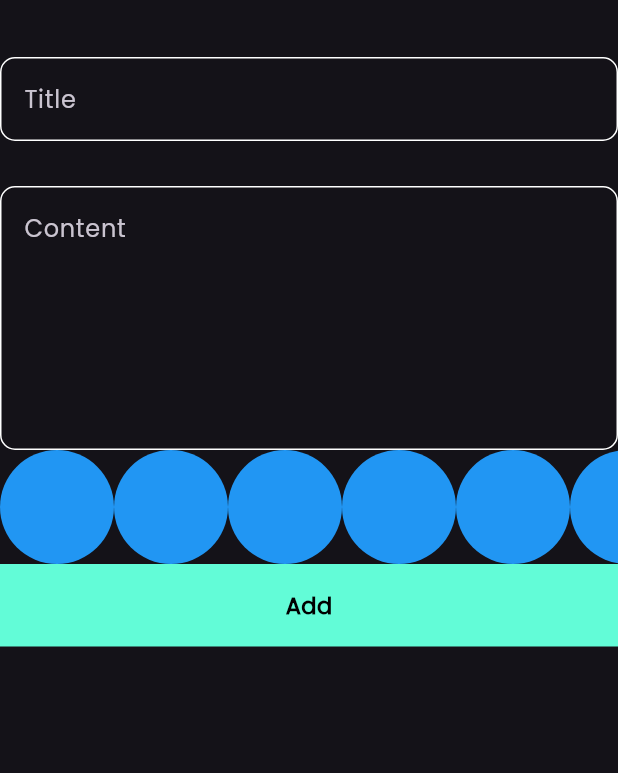
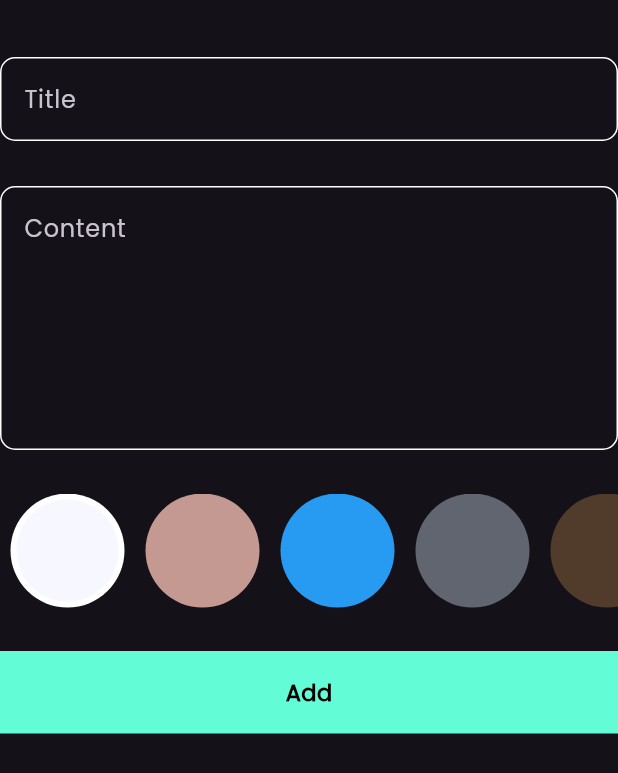
Before and after one commit to iYoussefAdly/notes_app, a Flutter app: the AddNoteForm widget shown alone on an empty page, opened directly, on a phone screen of 412 x 824 dp. Shown: the top 773 px of the screen. Run offline on Flutter 3.47's test engine with Material 3 defaults, Android fonts, the phone set to English and light mode, and no system bars; our stand-ins replace bloc, flutter_bloc, hive, hive_flutter; accounts and stored records are empty.

Commit message:
finish ColorsListView

```diff
--- a/lib/widgets/add_note_form.dart
+++ b/lib/widgets/add_note_form.dart
@@ -42,7 +42,10 @@ class _AddNoteFormState extends State<AddNoteForm> {
               subtitle = value;
             },
           ),
-              ColorsListView(),
+              Padding(
+                padding: const EdgeInsets.symmetric(vertical: 29),
+                child: ColorsListView(),
+              ),
           BlocBuilder<AddNoteCubit, AddNoteState>(
             builder: (context, state) {
               return CustomButton(
--- a/lib/widgets/colors_list_view.dart
+++ b/lib/widgets/colors_list_view.dart
@@ -1,26 +1,58 @@
 import 'package:flutter/material.dart';
 
 class ColorItem extends StatelessWidget {
-  const ColorItem({super.key});
-
+  const ColorItem({super.key, required this.isActive, required this.color});
+  final bool isActive;
+  final Color color;
   @override
   Widget build(BuildContext context) {
-    return CircleAvatar(radius: 38, backgroundColor: Colors.blue);
+    return isActive
+        ? CircleAvatar(
+          radius: 38,
+          backgroundColor: Colors.white,
+          child: CircleAvatar(radius: 34, backgroundColor:color,
+        ))
+        : CircleAvatar(radius: 38, backgroundColor:color);
   }
 }
 
-class ColorsListView extends StatelessWidget {
+class ColorsListView extends StatefulWidget {
   const ColorsListView({super.key});
 
   @override
+  State<ColorsListView> createState() => _ColorsListViewState();
+}
+
+int currnetIndex = 0;
+List<Color> colors = [
+  Color(0xffF7F7FF),
+  Color(0xffC49991),
+  Color(0xff279AF1),
+  Color(0xff60656F),
+  Color(0xff513C2C),
+];
+
+class _ColorsListViewState extends State<ColorsListView> {
+  @override
   Widget build(BuildContext context) {
     return SizedBox(
-      height: 38*2,
+      height: 38 * 2,
       child: ListView.builder(
         scrollDirection: Axis.horizontal,
-        itemCount: 10,
+        itemCount: colors.length,
         itemBuilder: (context, index) {
-          return ColorItem();
+          return Padding(
+            padding: const EdgeInsets.symmetric(horizontal: 7),
+            child: GestureDetector(
+              onTap: () {
+                currnetIndex = index;
+                setState(() {});
+              },
+              child: ColorItem(
+                color:colors[index] ,
+                isActive: currnetIndex == index),
+            ),
+          );
         },
       ),
     );
```
